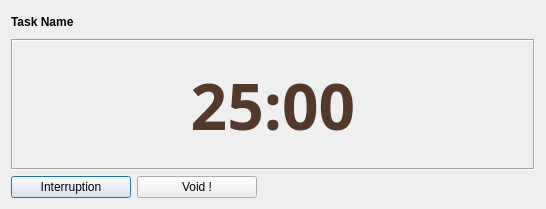
This is src/timerdialog.ui in oktal/Pomodorush as Qt 5 draws it before an edit. The edited form follows.
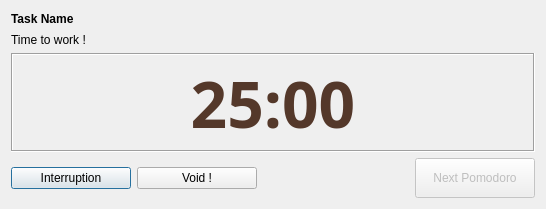
This is the edited form. Icons and pictures are not drawn.

Commit message: Started to handle rest time period

Diff of the .ui file:
```diff
--- a/src/timerdialog.ui
+++ b/src/timerdialog.ui
@@ -17,7 +17,7 @@
    <iconset resource="../resources.qrc">
     <normaloff>:/icons/timer-start.png</normaloff>:/icons/timer-start.png</iconset>
   </property>
-  <layout class="QVBoxLayout" name="verticalLayout" stretch="10,60,30">
+  <layout class="QVBoxLayout" name="verticalLayout" stretch="10,0,60,30">
    <item>
     <widget class="QLabel" name="lblTask">
      <property name="font">
@@ -31,6 +31,13 @@
      </property>
     </widget>
    </item>
+   <item>
+    <widget class="QLabel" name="lblPeriod">
+     <property name="text">
+      <string>Time to work !</string>
+     </property>
+    </widget>
+   </item>
    <item>
     <widget class="QLabel" name="lblTime">
      <property name="font">
@@ -119,6 +126,32 @@
        </property>
       </spacer>
      </item>
+     <item>
+      <widget class="QPushButton" name="btnNextPomodoro">
+       <property name="enabled">
+        <bool>false</bool>
+       </property>
+       <property name="minimumSize">
+        <size>
+         <width>120</width>
+         <height>40</height>
+        </size>
+       </property>
+       <property name="text">
+        <string>Next Pomodoro</string>
+       </property>
+       <property name="icon">
+        <iconset resource="../resources.qrc">
+         <normaloff>:/icons/next-icon.png</normaloff>:/icons/next-icon.png</iconset>
+       </property>
+       <property name="iconSize">
+        <size>
+         <width>32</width>
+         <height>32</height>
+        </size>
+       </property>
+      </widget>
+     </item>
     </layout>
    </item>
   </layout>
```
The commit also changes 3 other files.
